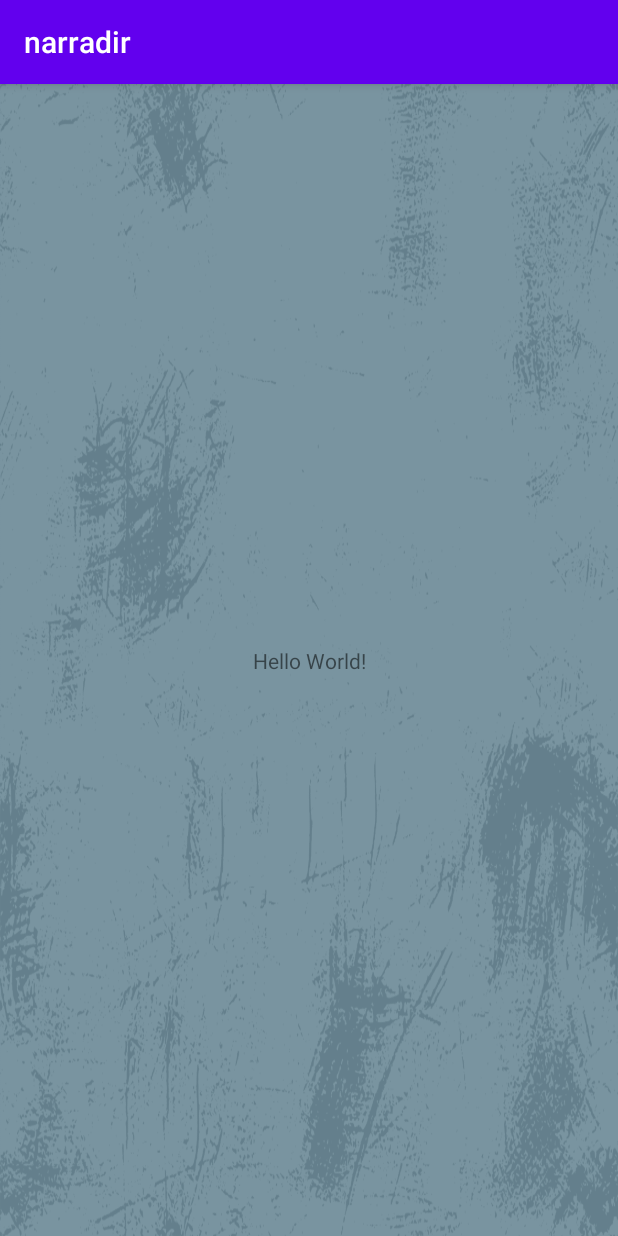
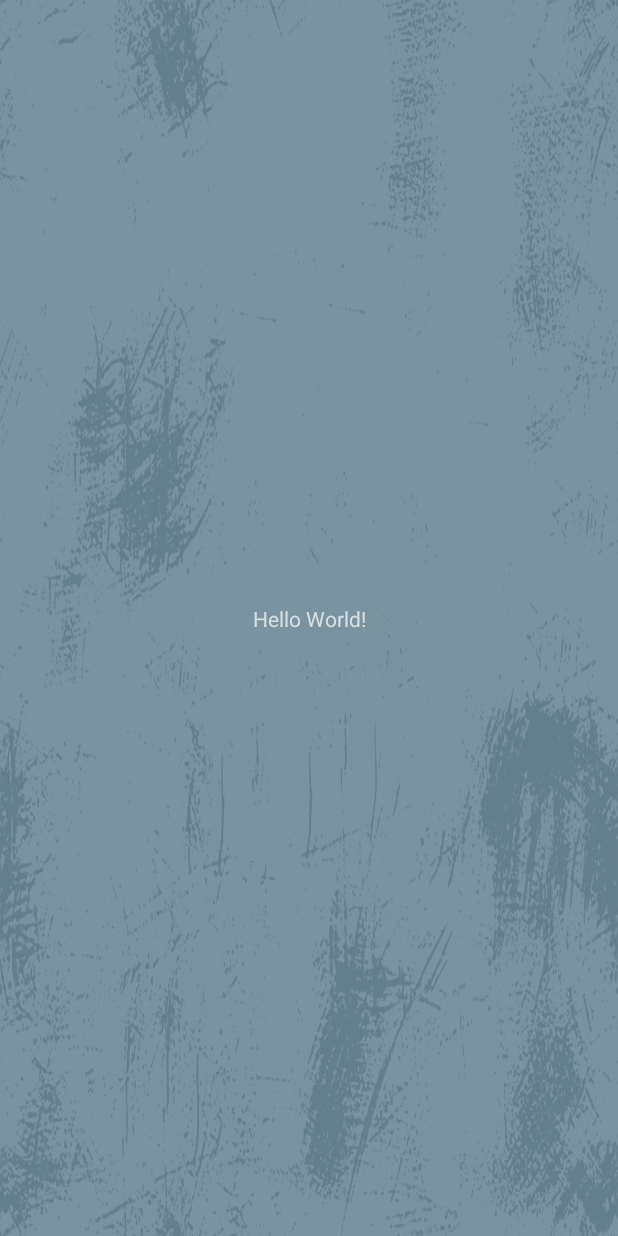
Before and after one commit to liweiyap/narradir-android, an Android app: the screen it shows after launch (MainActivity), on a phone screen of 412 x 824 dp. Run offline under Robolectric (Android 15) with nearby library versions, the light colour scheme and no system bars.

Commit message:
Permanently hide action bar. Make status bar translucent and hide it when temporarily not required.

```diff
--- a/app/src/main/java/com/liweiyap/narradir/MainActivity.java
+++ b/app/src/main/java/com/liweiyap/narradir/MainActivity.java
@@ -3,6 +3,7 @@ package com.liweiyap.narradir;
 import android.content.pm.ActivityInfo;
 import android.media.MediaPlayer;
 import android.os.Bundle;
+import android.view.WindowManager;
 
 import androidx.appcompat.app.AppCompatActivity;
 
@@ -11,6 +12,7 @@ public class MainActivity extends AppCompatActivity {
     @Override
     protected void onCreate(Bundle savedInstanceState) {
         super.onCreate(savedInstanceState);
+        getWindow().addFlags(WindowManager.LayoutParams.FLAG_FULLSCREEN);
         setContentView(R.layout.activity_main);
         setRequestedOrientation(ActivityInfo.SCREEN_ORIENTATION_PORTRAIT);
 
--- a/app/src/main/res/layout/activity_main.xml
+++ b/app/src/main/res/layout/activity_main.xml
@@ -5,6 +5,7 @@
     android:layout_width="match_parent"
     android:layout_height="match_parent"
     android:background="@drawable/bermudagrey_grunge_background"
+    android:fitsSystemWindows="true"
     tools:context=".MainActivity">
 
     <TextView
--- a/app/src/main/res/values/colors.xml
+++ b/app/src/main/res/values/colors.xml
@@ -1,11 +1,5 @@
 <?xml version="1.0" encoding="utf-8"?>
 <resources>
-    <!-- default colours -->
-    <color name="colorPrimary">#6200EE</color>
-    <color name="colorPrimaryDark">#3700B3</color>
-    <color name="colorAccent">#03DAC5</color>
-
-    <!-- personal colours -->
     <color name="sunset_orange">#FFFF605C</color>
     <color name="pastel_orange">#FFFFBD44</color>
     <color name="malachite">#FF00CA4E</color>
--- a/app/src/main/res/values/styles.xml
+++ b/app/src/main/res/values/styles.xml
@@ -1,10 +1,6 @@
 <resources>
-    <!-- Base application theme. -->
-    <style name="AppTheme" parent="Theme.AppCompat.Light.DarkActionBar">
-        <!-- Customize your theme here. -->
-        <item name="colorPrimary">@color/colorPrimary</item>
-        <item name="colorPrimaryDark">@color/colorPrimaryDark</item>
-        <item name="colorAccent">@color/colorAccent</item>
+    <style name="AppTheme" parent="Theme.AppCompat.NoActionBar">
+        <item name="android:windowTranslucentStatus">true</item>
+        <item name="android:windowTranslucentNavigation">true</item>
     </style>
-
 </resources>
```
